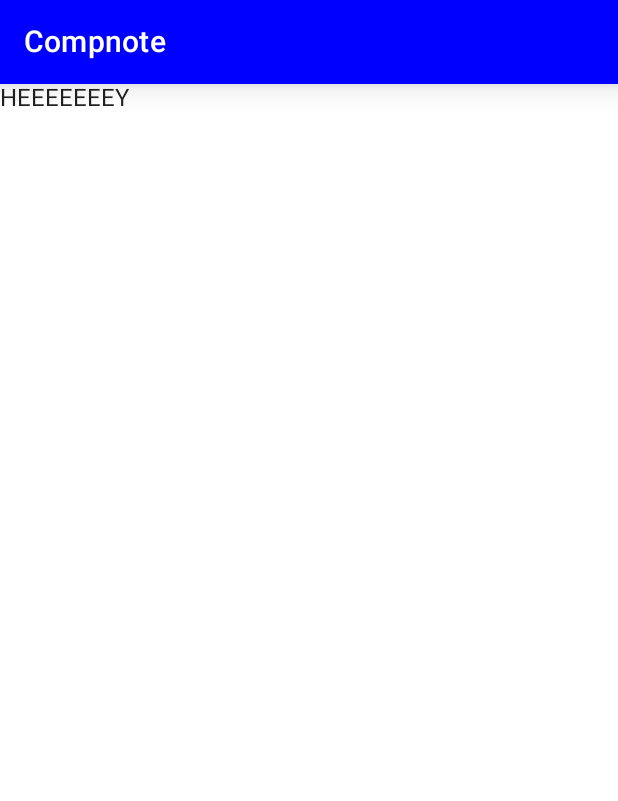
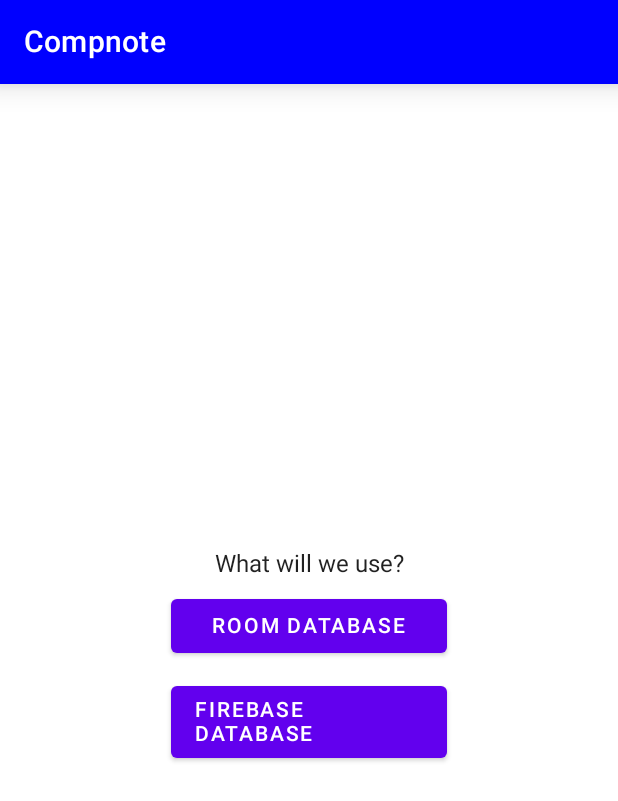
Before and after one commit to alphanication/Compnote, an Android app built with Jetpack Compose: the screen it shows after launch (MainActivity), on a phone screen of 412 x 824 dp. Shown: the top 801 px of the screen. Run offline under Robolectric (Android 15) with nearby library versions, the phone set to English and light mode, and no system bars.

Commit message:
view StartScreen

```diff
--- a/app/src/main/java/com/example/compnote/navigation/CompnoteNavHost.kt
+++ b/app/src/main/java/com/example/compnote/navigation/CompnoteNavHost.kt
@@ -4,10 +4,7 @@ import androidx.compose.runtime.Composable
 import androidx.navigation.compose.NavHost
 import androidx.navigation.compose.composable
 import androidx.navigation.compose.rememberNavController
-import com.example.compnote.screens.Add
-import com.example.compnote.screens.Main
-import com.example.compnote.screens.Note
-import com.example.compnote.screens.Start
+import com.example.compnote.screens.*
 
 sealed class NavRoute(val route: String) {
     object Start : NavRoute(route = "start_screen")
@@ -20,9 +17,9 @@ sealed class NavRoute(val route: String) {
 fun CompnoteNavHost() {
     val navController = rememberNavController()
     NavHost(navController = navController, startDestination = NavRoute.Start.route) {
-        composable(NavRoute.Start.route) { Start(navController = navController) }
-        composable(NavRoute.Main.route) { Main(navController = navController) }
-        composable(NavRoute.Add.route) { Add(navController = navController) }
-        composable(NavRoute.Note.route) { Note(navController = navController) }
+        composable(NavRoute.Start.route) { StartScreen(navController = navController) }
+        composable(NavRoute.Main.route) { MainScreen(navController = navController) }
+        composable(NavRoute.Add.route) { AddScreen(navController = navController) }
+        composable(NavRoute.Note.route) { NoteScreen(navController = navController) }
     }
 }
--- a/app/src/main/java/com/example/compnote/screens/Main.kt
+++ b/app/src/main/java/com/example/compnote/screens/AddScreen.kt
@@ -4,6 +4,6 @@ import androidx.compose.runtime.Composable
 import androidx.navigation.NavController
 
 @Composable
-fun Main(navController: NavController) {
+fun AddScreen(navController: NavController) {
 
 }
--- a/app/src/main/java/com/example/compnote/screens/Add.kt
+++ b/app/src/main/java/com/example/compnote/screens/MainScreen.kt
@@ -4,6 +4,6 @@ import androidx.compose.runtime.Composable
 import androidx.navigation.NavController
 
 @Composable
-fun Add(navController: NavController) {
+fun MainScreen(navController: NavController) {
 
 }
--- a/app/src/main/java/com/example/compnote/screens/Note.kt
+++ b/app/src/main/java/com/example/compnote/screens/NoteScreen.kt
@@ -4,6 +4,6 @@ import androidx.compose.runtime.Composable
 import androidx.navigation.NavController
 
 @Composable
-fun Note(navController: NavController) {
+fun NoteScreen(navController: NavController) {
 
 }
--- a/app/src/main/java/com/example/compnote/screens/Start.kt
+++ /dev/null
@@ -1,10 +0,0 @@
-package com.example.compnote.screens
-
-import androidx.compose.material.Text
-import androidx.compose.runtime.Composable
-import androidx.navigation.NavController
-
-@Composable
-fun Start(navController: NavController) {
-    Text(text = "HEEEEEEEY")
-}
--- /dev/null
+++ b/app/src/main/java/com/example/compnote/screens/StartScreen.kt
@@ -0,0 +1,58 @@
+package com.example.compnote.screens
+
+import androidx.compose.foundation.layout.*
+import androidx.compose.material.Button
+import androidx.compose.material.Scaffold
+import androidx.compose.material.Text
+import androidx.compose.runtime.Composable
+import androidx.compose.ui.Alignment
+import androidx.compose.ui.Modifier
+import androidx.compose.ui.tooling.preview.Preview
+import androidx.compose.ui.unit.dp
+import androidx.navigation.NavController
+import androidx.navigation.compose.rememberNavController
+import com.example.compnote.navigation.NavRoute
+import com.example.compnote.ui.theme.CompnoteTheme
+
+@Composable
+fun StartScreen(navController: NavController) {
+    Scaffold(
+        modifier = Modifier.fillMaxSize()
+    ) {
+        Column(
+            modifier = Modifier.fillMaxSize(),
+            horizontalAlignment = Alignment.CenterHorizontally,
+            verticalArrangement = Arrangement.Center
+        ) {
+            Text(text = "What will we use?")
+            Button(
+                onClick = {
+                          navController.navigate(route = NavRoute.Main.route)
+                },
+                modifier = Modifier
+                    .width(200.dp)
+                    .padding(8.dp)
+            ) {
+                Text(text = "ROOM DATABASE")
+            }
+            Button(
+                onClick = {
+                    navController.navigate(route = NavRoute.Main.route)
+                },
+                modifier = Modifier
+                    .width(200.dp)
+                    .padding(8.dp)
+            ) {
+                Text(text = "FIREBASE DATABASE")
+            }
+        }
+    }
+}
+
+@Preview(showBackground = true)
+@Composable
+fun PrevStartScreen() {
+    CompnoteTheme {
+        StartScreen(navController = rememberNavController())
+    }
+}
```
